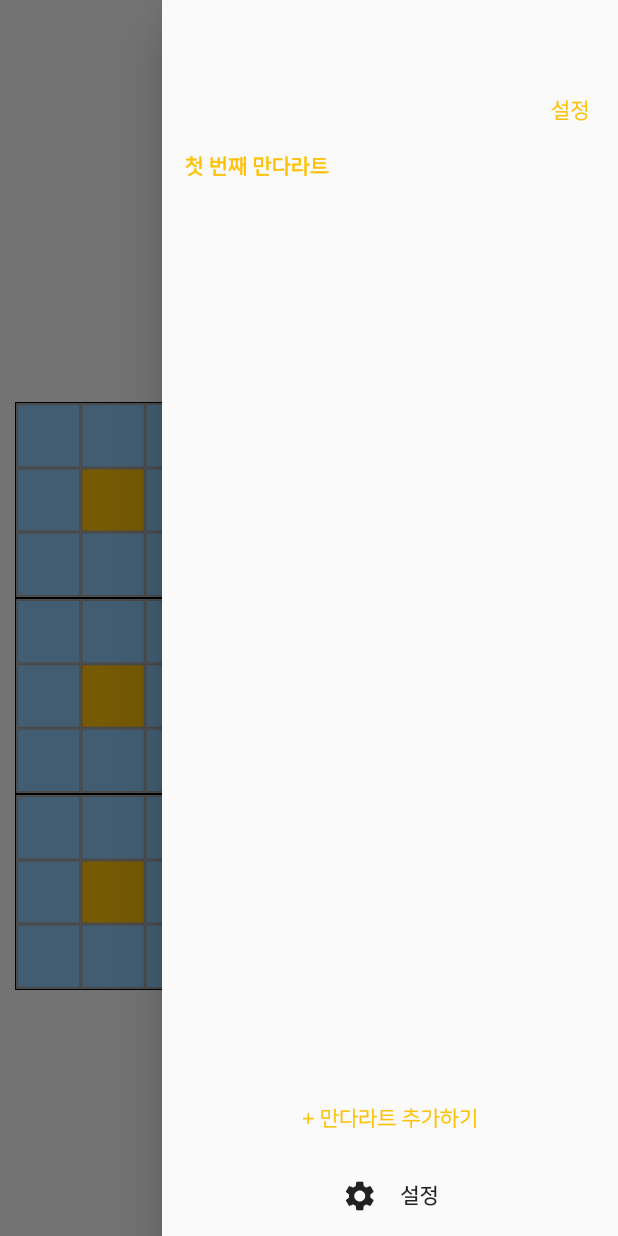
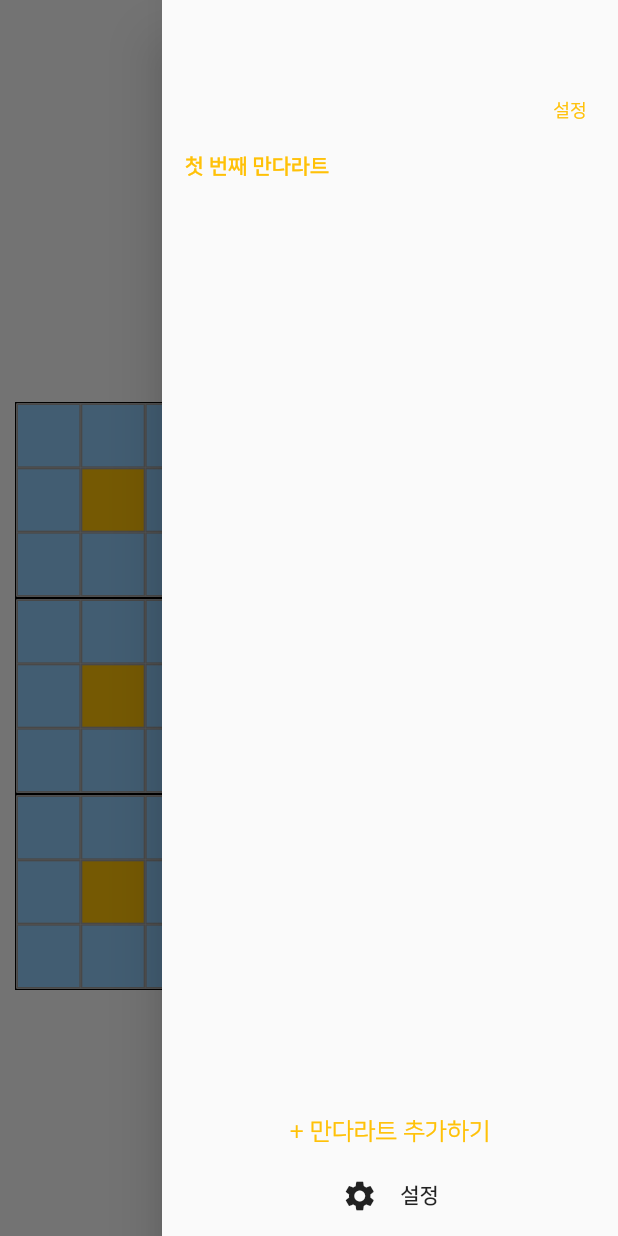
Before and after one commit to hyejin-1010/MandalArt, a Flutter app: the screen it shows after launch, with the side drawer open, on a phone screen of 412 x 824 dp. Run offline on Flutter 3.47's test engine with Material 2 defaults, Android fonts, the phone set to English and light mode, and no system bars; our stand-ins replace get, shared_preferences, sqflite; accounts and stored records are empty.

Commit message:
Style: 카테고리 리스트 뷰

```diff
--- a/lib/screens/mandalart/components/custom_drawer.dart
+++ b/lib/screens/mandalart/components/custom_drawer.dart
@@ -1,5 +1,6 @@
 import 'package:flutter/material.dart';
 import 'package:get/get.dart';
+import 'package:madal_art/common/theme.dart';
 import 'package:madal_art/controllers/data_controller.dart';
 import 'package:madal_art/controllers/setting_controller.dart';
 import 'package:madal_art/dialogs/edit_dialog.dart';
@@ -80,13 +81,26 @@ class CustomDrawer extends StatelessWidget {
               alignment: Alignment.topRight,
               child: TextButton(
                 onPressed: () => Get.to(CategoryListScreen()),
-                child: Text('설정'),
+                child: Text(
+                  '설정',
+                  style: TextStyle(fontSize: CommonTheme.small),
+                ),
               ),
             ),
             Expanded(child: _buildCategoryListView()),
-            TextButton(
-              onPressed: _clickAddMandalartButton,
-              child: Text('+ 만다라트 추가하기'),
+            InkWell(
+              onTap: _clickAddMandalartButton,
+              child: Container(
+                alignment: Alignment.center,
+                padding: const EdgeInsets.symmetric(vertical: 7.0),
+                child: Text(
+                  '+ 만다라트 추가하기',
+                  style: TextStyle(
+                    fontSize: CommonTheme.large,
+                    color: Theme.of(context).primaryColor,
+                  ),
+                ),
+              ),
             ),
             _buildSettingButton(),
           ],
```
Also changed, not shown: lib/screens/category_list_screen.dart (+10 -1 lines).
